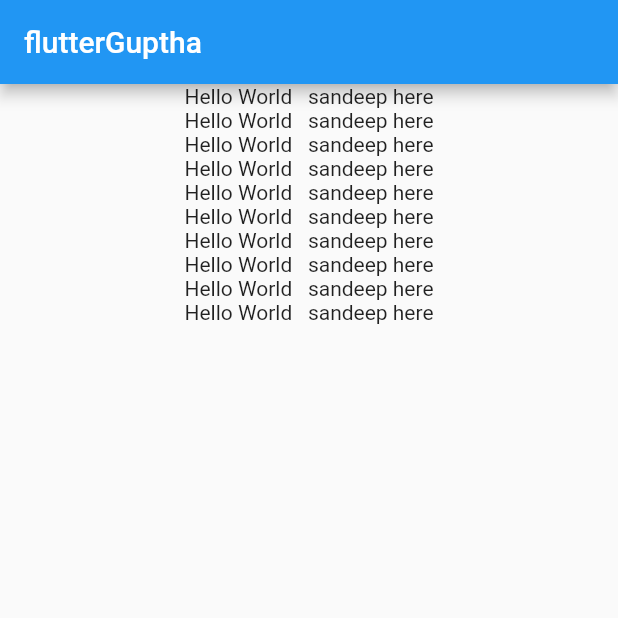
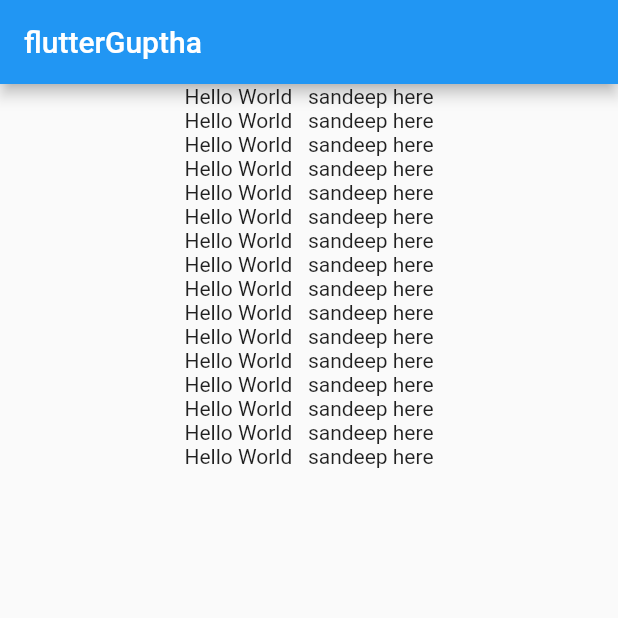
Before and after one commit to yelgoi-sandeep-guptha/flutter-demo, a Flutter app: the screen it shows after launch, on a phone screen of 412 x 824 dp, the top half of it. Run offline on Flutter 3.47's test engine with Material 2 defaults, Android fonts, the phone set to English and light mode, and no system bars.

Commit message:
new text added

```diff
--- a/sandeep1/lib/main.dart
+++ b/sandeep1/lib/main.dart
@@ -25,6 +25,13 @@ class MyApp extends StatelessWidget {
             Text("Hello World   sandeep here"),
             Text("Hello World   sandeep here"),
             Text("Hello World   sandeep here"),
+            Text("Hello World   sandeep here"),
+            Text("Hello World   sandeep here"),
+            Text("Hello World   sandeep here"),
+            Text("Hello World   sandeep here"),
+            Text("Hello World   sandeep here"),
+            Text("Hello World   sandeep here"),
+
 
 
           ],
```
